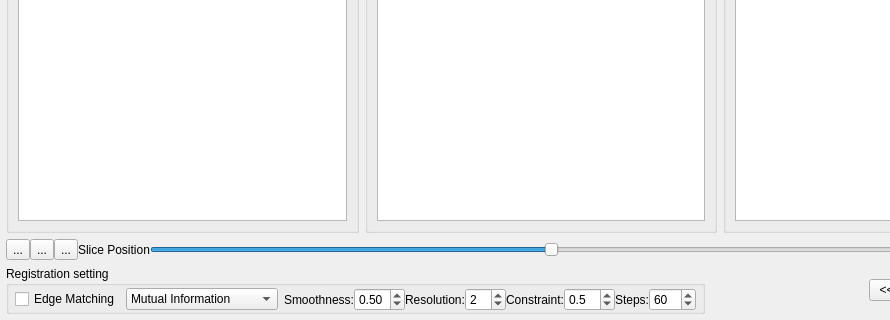
Qt form regtoolbox.ui (frankyeh/DSI-Studio) before a commit; both pictures show x 0 to 890 and y 265 to 585 of the 1082 by 585 pixel window.
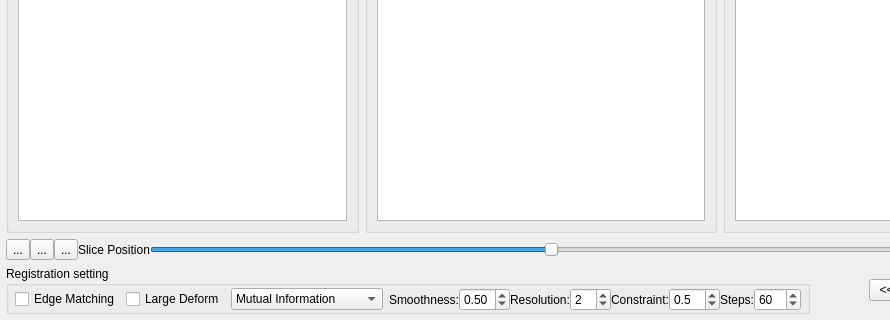
The same form after that commit. Icons and pictures are not drawn.

The edit to the form file:
```diff
--- a/regtoolbox.ui
+++ b/regtoolbox.ui
@@ -606,6 +606,13 @@
            </property>
           </widget>
          </item>
+         <item>
+          <widget class="QCheckBox" name="large_deform">
+           <property name="text">
+            <string>Large Deform</string>
+           </property>
+          </widget>
+         </item>
          <item>
           <widget class="QComboBox" name="cost_fun">
            <item>
```
